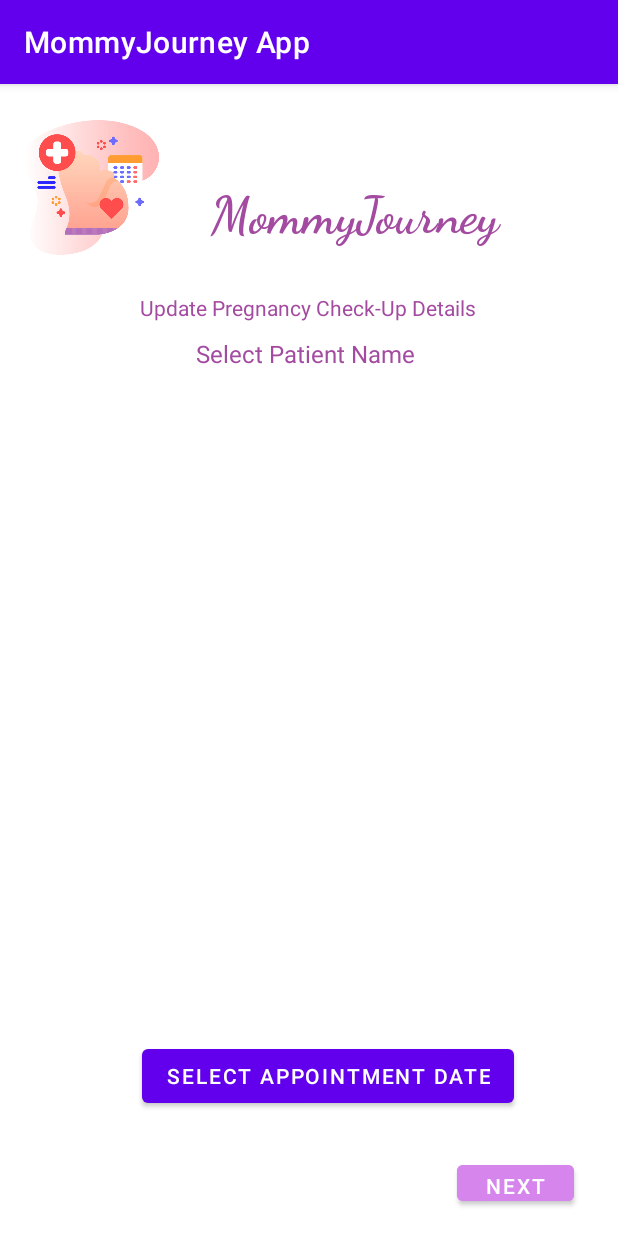
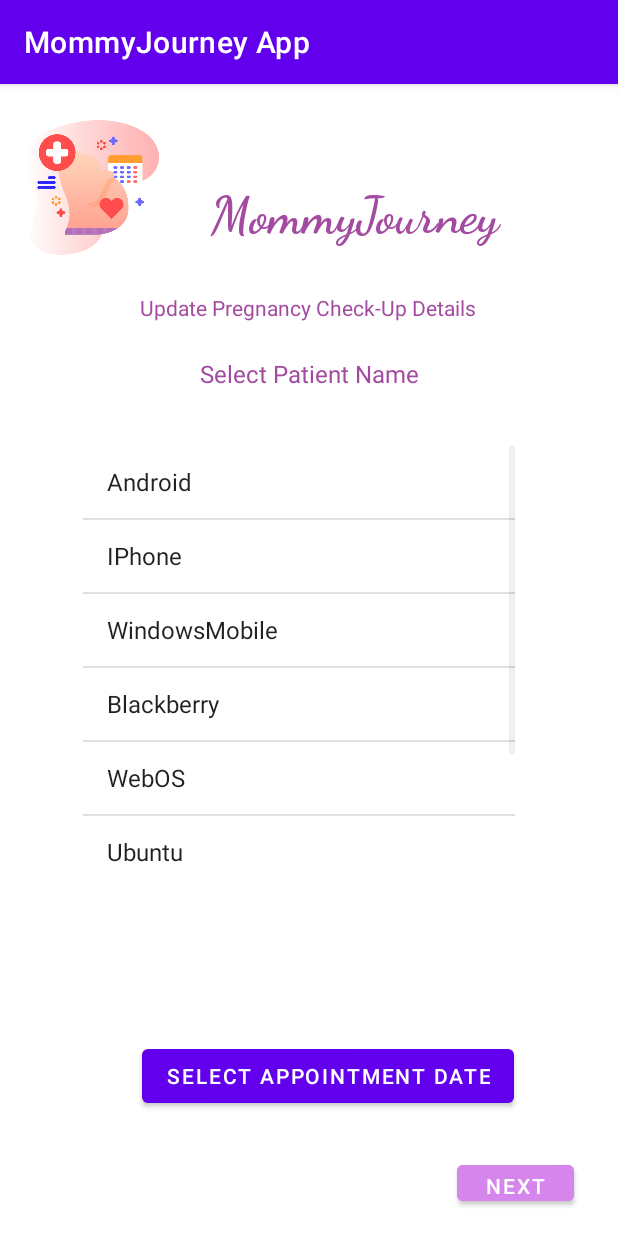
Before and after one commit to LeylaDiana/MommyJourneyApp, an Android app: the NurseKeyInDetails screen opened directly, with no data from a screen before it, on a phone screen of 412 x 824 dp. Run offline under Robolectric (Android 15) with nearby library versions, the phone set to English and light mode, and no system bars; our stand-ins replace Firebase (no records; nobody signed in at launch, a user with empty details on screens opened directly).

Commit message:
Listview

```diff
--- a/app/src/main/java/com/example/mommyjourneyapp/NurseKeyInDetails.kt
+++ b/app/src/main/java/com/example/mommyjourneyapp/NurseKeyInDetails.kt
@@ -28,7 +28,43 @@ class NurseKeyInDetails : AppCompatActivity() {
         super.onCreate(savedInstanceState)
         setContentView(R.layout.activity_nurse_key_in_details)
 
+        lateinit var listview:ListView
 
+
+        var mobileArray = arrayOf<String>(
+            "Android",
+            "IPhone",
+            "WindowsMobile",
+            "Blackberry",
+            "WebOS",
+            "Ubuntu",
+            "Windows7",
+            "Max OS X"
+        )
+
+
+            setContentView(R.layout.activity_nurse_key_in_details)
+            listview = findViewById<ListView>(R.id.list)
+
+            val arrayadapter: ArrayAdapter<String> =
+                ArrayAdapter<String>(this, android.R.layout.simple_list_item_1, mobileArray)
+            listview.adapter = arrayadapter
+
+
+            listview.onItemClickListener = AdapterView.OnItemClickListener { adapterView, view, position, id ->
+
+
+                // value of item that is clicked
+                val selecteditem = adapterView.getItemAtPosition(position) as String
+                val itemIdAtPos = adapterView.getItemIdAtPosition(position)
+                Toast.makeText(
+                    applicationContext,
+                    "click item $selecteditem ",
+                    Toast.LENGTH_SHORT
+                ).show()
+
+
+            }
 
 
 
--- a/app/src/main/res/layout/activity_nurse_key_in_details.xml
+++ b/app/src/main/res/layout/activity_nurse_key_in_details.xml
@@ -54,10 +54,9 @@
             android:textSize="16sp"
             app:layout_constraintBottom_toBottomOf="parent"
             app:layout_constraintEnd_toEndOf="parent"
-            app:layout_constraintHorizontal_bias="0.492"
             app:layout_constraintStart_toStartOf="parent"
             app:layout_constraintTop_toTopOf="parent"
-            app:layout_constraintVertical_bias="0.226" />
+            app:layout_constraintVertical_bias="0.244" />
 
         <TextView
             android:id="@+id/Update"
@@ -97,6 +96,17 @@
             app:layout_constraintTop_toTopOf="parent"
             app:layout_constraintVertical_bias="0.885" />
 
+        <ListView
+            android:id="@+id/list"
+            android:layout_width="288dp"
+            android:layout_height="284dp"
+            app:layout_constraintBottom_toBottomOf="parent"
+            app:layout_constraintEnd_toEndOf="parent"
+            app:layout_constraintHorizontal_bias="0.447"
+            app:layout_constraintStart_toStartOf="parent"
+            app:layout_constraintTop_toTopOf="parent"
+            app:layout_constraintVertical_bias="0.498" />
+
     </androidx.constraintlayout.widget.ConstraintLayout>
 
     <ImageView
```
Also changed, not shown: app/src/main/res/layout/activity_main.xml (+17 -38 lines).
